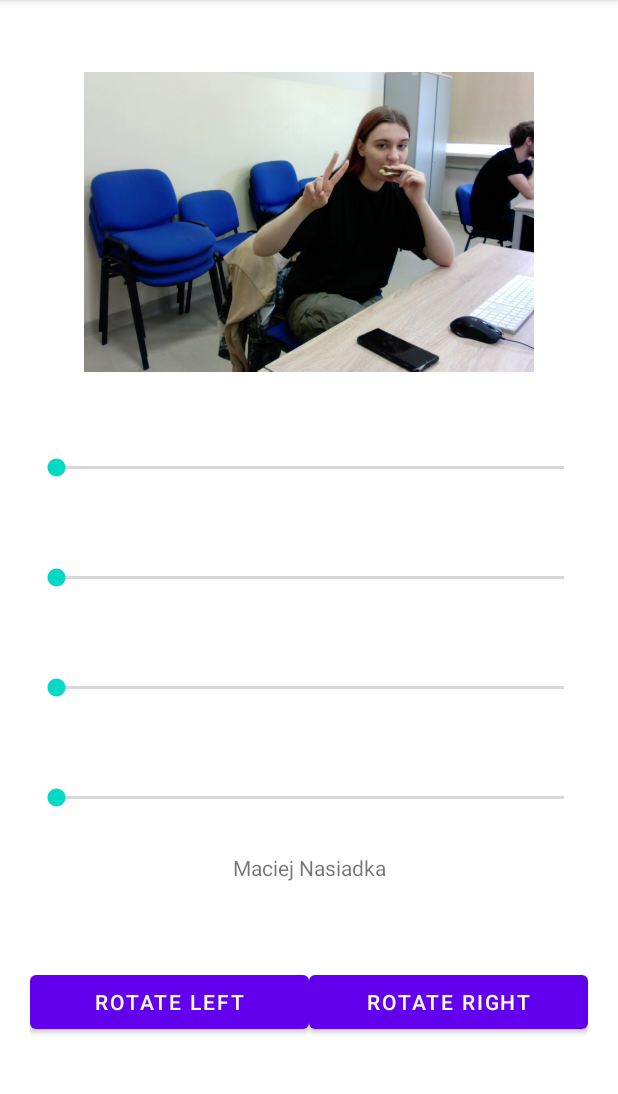
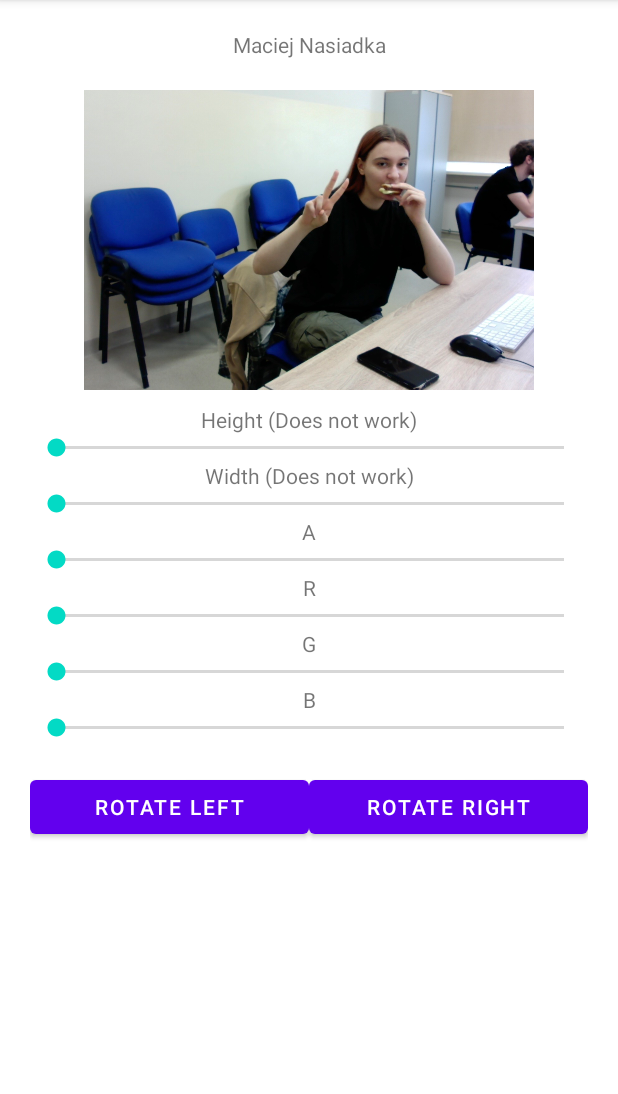
Before and after one commit to NasiadkaMaciej/PhotoRGB, an Android app: the screen it shows after launch (MainActivity), on a phone screen of 412 x 824 dp, the part 84-1178 px from its top. Run offline under Robolectric (Android 15) with nearby library versions, the phone set to English and light mode, and no system bars.

Commit message:
Resizing not working

```diff
--- a/app/src/main/java/com/example/photorgb/MainActivity.java
+++ b/app/src/main/java/com/example/photorgb/MainActivity.java
@@ -11,8 +11,9 @@ import android.widget.SeekBar;
 public class MainActivity extends AppCompatActivity {
 
     ImageView image;
-    SeekBar WhiteSB, RedSB, GreenSB, BlueSB;
-
+    SeekBar WhiteSB, RedSB, GreenSB, BlueSB, HeightSB, WidthSB;
+    int baseHeight = 200;
+    int baseWidth = 300;
     @Override
     protected void onCreate(Bundle savedInstanceState) {
         super.onCreate(savedInstanceState);
@@ -22,6 +23,9 @@ public class MainActivity extends AppCompatActivity {
         RedSB = findViewById(R.id.seekBar2);
         GreenSB = findViewById(R.id.seekBar3);
         BlueSB = findViewById(R.id.seekBar4);
+        HeightSB = findViewById(R.id.seekBar5);
+        WidthSB = findViewById(R.id.seekBar6);
+
         WhiteSB.setOnSeekBarChangeListener(new SeekBar.OnSeekBarChangeListener() {
             @Override
             public void onStopTrackingTouch(SeekBar seekBar) {
@@ -70,6 +74,32 @@ public class MainActivity extends AppCompatActivity {
                 image.setColorFilter((Color.argb(WhiteSB.getProgress(), RedSB.getProgress(), GreenSB.getProgress(), BlueSB.getProgress())));
             }
         });
+        HeightSB.setOnSeekBarChangeListener(new SeekBar.OnSeekBarChangeListener() {
+            @Override
+            public void onStopTrackingTouch(SeekBar seekBar) {
+            }
+            @Override
+            public void onStartTrackingTouch(SeekBar seekBar) {
+            }
+            @Override
+            public void onProgressChanged(SeekBar seekBar, int progress, boolean fromUser) {
+                image.getLayoutParams().height = baseHeight*HeightSB.getProgress();
+                image.requestLayout();
+            }
+        });
+        WidthSB.setOnSeekBarChangeListener(new SeekBar.OnSeekBarChangeListener() {
+            @Override
+            public void onStopTrackingTouch(SeekBar seekBar) {
+            }
+            @Override
+            public void onStartTrackingTouch(SeekBar seekBar) {
+            }
+            @Override
+            public void onProgressChanged(SeekBar seekBar, int progress, boolean fromUser) {
+                image.getLayoutParams().width = baseWidth*WidthSB.getProgress();
+                image.requestLayout();
+            }
+        });
     }
 
     public void rotateL(View view) {
--- a/app/src/main/res/layout/activity_main.xml
+++ b/app/src/main/res/layout/activity_main.xml
@@ -7,57 +7,117 @@
     android:orientation="vertical"
     android:layout_margin="20dp"
     tools:context=".MainActivity">
+    <TextView
+        android:id="@+id/textView"
+        android:layout_width="match_parent"
+        android:layout_height="20dp"
+        android:layout_weight="0"
+        android:textAlignment="center"
+        android:text="Maciej Nasiadka" />
 
     <ImageView
         android:id="@+id/imageView"
         android:layout_width="300dp"
         android:layout_height="200dp"
         android:layout_gravity="center"
-        android:layout_weight="1"
+        android:adjustViewBounds="true"
+        android:layout_marginTop="20dp"
         app:srcCompat="@drawable/photo" />
+
+    <TextView
+        android:id="@+id/textView6"
+        android:layout_width="match_parent"
+        android:layout_height="wrap_content"
+        android:layout_weight="0"
+        android:layout_marginTop="10dp"
+        android:textAlignment="center"
+        android:text="Height (Does not work)" />
+    <SeekBar
+        android:id="@+id/seekBar5"
+        android:layout_width="match_parent"
+        android:layout_height="wrap_content"
+        android:layout_weight="0"
+        android:max="255"
+        android:progress="1"/>
+
+    <TextView
+        android:id="@+id/textView7"
+        android:layout_width="match_parent"
+        android:layout_height="wrap_content"
+        android:layout_weight="0"
+        android:textAlignment="center"
+        android:text="Width (Does not work)" />
+    <SeekBar
+        android:id="@+id/seekBar6"
+        android:layout_width="match_parent"
+        android:layout_height="wrap_content"
+        android:layout_weight="0"
+        android:max="255"
+        android:progress="1"/>
+
+    <TextView
+        android:id="@+id/textView2"
+        android:layout_width="match_parent"
+        android:layout_height="wrap_content"
+        android:layout_weight="0"
+        android:textAlignment="center"
+        android:text="A" />
     <SeekBar
         android:id="@+id/seekBar1"
         android:layout_width="match_parent"
         android:layout_height="wrap_content"
-        android:layout_weight="1"
+        android:layout_weight="0"
         android:max="255"
         android:progress="1" />
 
+    <TextView
+        android:id="@+id/textView3"
+        android:layout_width="match_parent"
+        android:layout_height="wrap_content"
+        android:layout_weight="0"
+        android:textAlignment="center"
+        android:text="R" />
     <SeekBar
         android:id="@+id/seekBar2"
         android:layout_width="match_parent"
         android:layout_height="wrap_content"
-        android:layout_weight="1"
+        android:layout_weight="0"
         android:max="255"
         android:progress="1"/>
 
+    <TextView
+        android:id="@+id/textView4"
+        android:layout_width="match_parent"
+        android:layout_height="wrap_content"
+        android:layout_weight="0"
+        android:textAlignment="center"
+        android:text="G" />
     <SeekBar
         android:id="@+id/seekBar3"
         android:layout_width="match_parent"
         android:layout_height="wrap_content"
-        android:layout_weight="1"
+        android:layout_weight="0"
         android:max="255"
         android:progress="1" />
-
+    <TextView
+        android:id="@+id/textView5"
+        android:layout_width="match_parent"
+        android:layout_height="wrap_content"
+        android:layout_weight="0"
+        android:textAlignment="center"
+        android:text="B" />
     <SeekBar
         android:id="@+id/seekBar4"
         android:layout_width="match_parent"
         android:layout_height="wrap_content"
-        android:layout_weight="1"
+        android:layout_weight="0"
         android:max="255"
         android:progress="1" />
-
-    <TextView
-        android:id="@+id/textView"
-        android:layout_width="match_parent"
-        android:layout_height="wrap_content"
-        android:layout_weight="1"
-        android:textAlignment="center"
-        android:text="Maciej Nasiadka" />
 
     <LinearLayout
         android:layout_width="match_parent"
         android:layout_height="wrap_content"
+        android:layout_marginTop="20dp"
         android:layout_weight="1"
         android:orientation="horizontal">
         <Button
```
